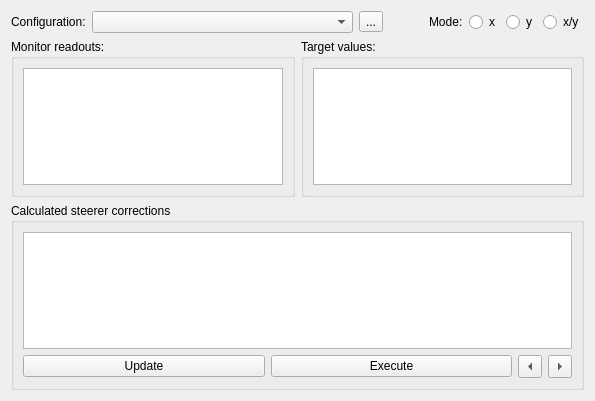
Qt form madgui/correct/mgm_dialog.ui (hibtc/madgui) before a commit.
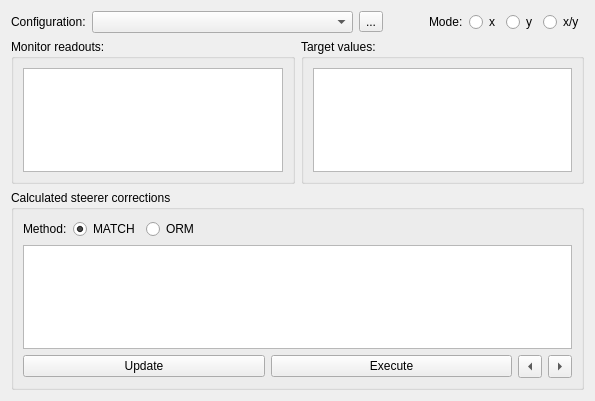
The same form after that commit. Custom widgets are drawn as their Qt base class.

Commit message: Add ORM based correction fit

```diff
--- a/madgui/correct/mgm_dialog.ui
+++ b/madgui/correct/mgm_dialog.ui
@@ -113,6 +113,47 @@
       <string>Calculated steerer corrections</string>
      </property>
      <layout class="QVBoxLayout">
+      <item>
+       <layout class="QHBoxLayout">
+        <item>
+         <widget class="QLabel">
+          <property name="text">
+           <string>Method:</string>
+          </property>
+         </widget>
+        </item>
+        <item>
+         <widget class="QRadioButton" name="radio_meth_match">
+          <property name="text">
+           <string>MATCH</string>
+          </property>
+          <property name="checked">
+           <bool>true</bool>
+          </property>
+         </widget>
+        </item>
+        <item>
+         <widget class="QRadioButton" name="radio_meth_orm">
+          <property name="text">
+           <string>ORM</string>
+          </property>
+         </widget>
+        </item>
+        <item>
+         <spacer>
+          <property name="orientation">
+           <enum>Qt::Horizontal</enum>
+          </property>
+          <property name="sizeHint" stdset="0">
+           <size>
+            <width>40</width>
+            <height>20</height>
+           </size>
+          </property>
+         </spacer>
+        </item>
+       </layout>
+      </item>
       <item>
        <widget class="TableView" name="tab_corrections">
         <property name="focusPolicy">
```
The commit also changes 2 other files.
